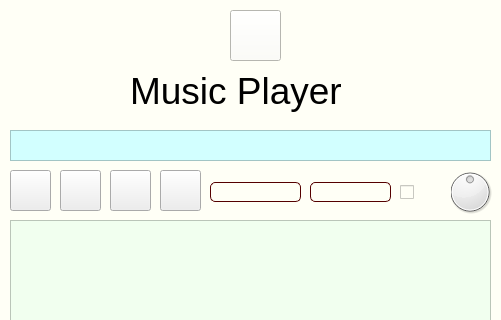
First picture: the form in DIALOG/player.ui, repository dimanchik79/Play-Music, before the edit; both pictures show x 0 to 501 and y 0 to 320 of the 501 by 648 pixel window.
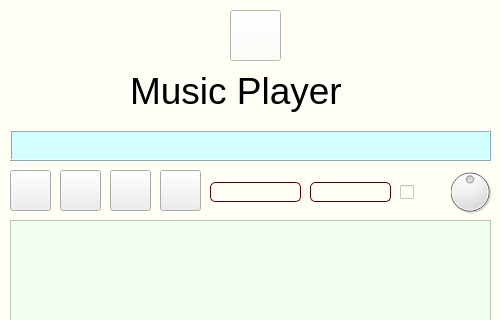
Second picture: the form after the edit. Icons and pictures are not drawn.

What changed in the file:
```diff
--- a/DIALOG/player.ui
+++ b/DIALOG/player.ui
@@ -488,11 +488,17 @@
      <string notr="true">background-color: rgb(210, 255, 255);</string>
     </property>
     <property name="frameShape">
-     <enum>QFrame::StyledPanel</enum>
+     <enum>QFrame::Box</enum>
     </property>
     <property name="frameShadow">
      <enum>QFrame::Raised</enum>
     </property>
+    <property name="lineWidth">
+     <number>1</number>
+    </property>
+    <property name="midLineWidth">
+     <number>0</number>
+    </property>
    </widget>
    <widget class="QListWidget" name="playlist">
     <property name="geometry">
```
